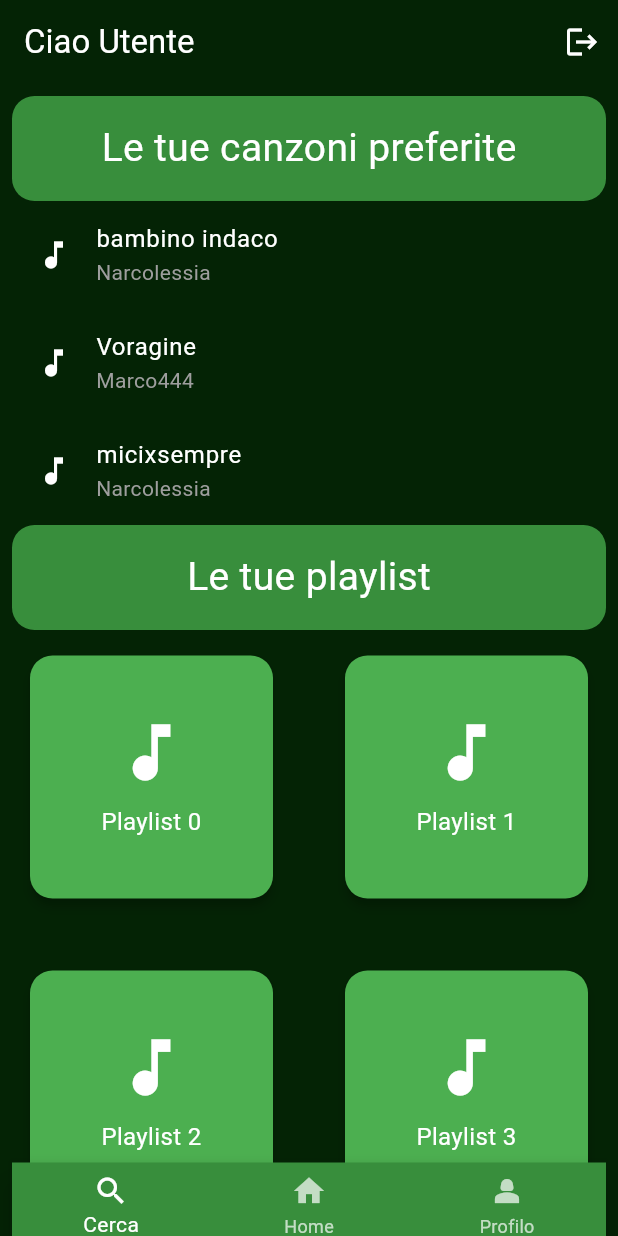
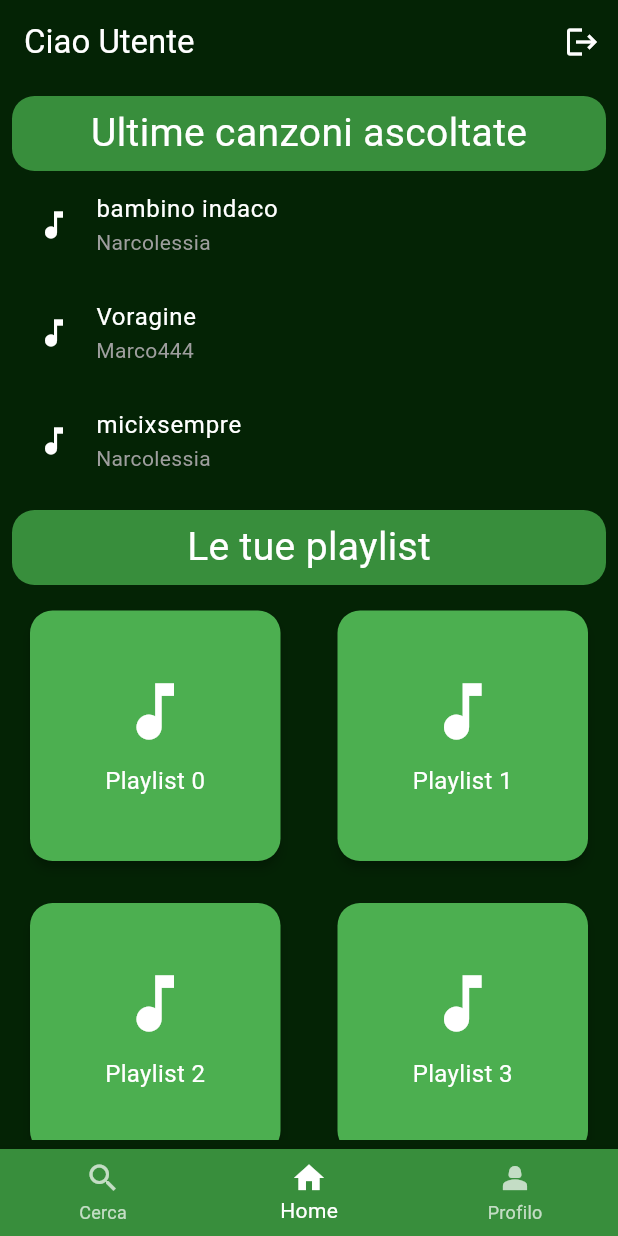
Before and after one commit to agiovanelli/FrogTunes, a Flutter app: the HomeView screen opened directly, on a phone screen of 412 x 824 dp. Run offline on Flutter 3.47's test engine with Material 3 defaults, Android fonts, the phone set to English and light mode, and no system bars.

Commit message:
aggiornamento home, search e profile page

```diff
--- a/code/frogtunes/lib/AME/loginAME.dart
+++ b/code/frogtunes/lib/AME/loginAME.dart
@@ -1,5 +1,5 @@
 import 'package:flutter/material.dart';
-import 'package:frogtunes/home.dart';
+import 'package:frogtunes/Utente/home.dart';
 import 'package:frogtunes/Utente/login.dart';
 import 'package:frogtunes/AME/regAME.dart';
 
@@ -95,7 +95,7 @@ class LoginAMEView extends StatelessWidget {
                     Navigator.pushReplacement(
                       context,
                       MaterialPageRoute(
-                          builder: (context) => RegistrazioneAMEView()),
+                          builder: (context) => const RegistrazioneAMEView()),
                     );
                   },
                   child: const Text('Registrazione',
--- /dev/null
+++ b/code/frogtunes/lib/Utente/content.dart
@@ -0,0 +1,69 @@
+import 'package:flutter/material.dart';
+import 'playlist.dart';
+
+class HomeContent extends StatelessWidget {
+  const HomeContent({super.key});
+
+  @override
+  Widget build(BuildContext context) {
+    return ListView(
+      children: <Widget>[
+        Padding(
+          padding: const EdgeInsets.all(8.0),
+          child: Column(
+            children: [
+              Container(
+                  height: 50,
+                  decoration: BoxDecoration(
+                    color: Colors.green[700],
+                    borderRadius: BorderRadius.circular(15.0),
+                  ),
+                  child: const Center(
+                      child: Text('Ultime canzoni ascoltate',
+                          style:
+                              TextStyle(fontSize: 26, color: Colors.white)))),
+              const ListTile(
+                leading: Icon(Icons.music_note, color: Colors.white),
+                title: Text('bambino indaco',
+                    style: TextStyle(color: Colors.white)),
+                subtitle:
+                    Text('Narcolessia', style: TextStyle(color: Colors.grey)),
+              ),
+              const ListTile(
+                leading: Icon(Icons.music_note, color: Colors.white),
+                title: Text('Voragine', style: TextStyle(color: Colors.white)),
+                subtitle:
+                    Text('Marco444', style: TextStyle(color: Colors.grey)),
+              ),
+              const ListTile(
+                leading: Icon(Icons.music_note, color: Colors.white),
+                title:
+                    Text('micixsempre', style: TextStyle(color: Colors.white)),
+                subtitle:
+                    Text('Narcolessia', style: TextStyle(color: Colors.grey)),
+              ),
+              const SizedBox(
+                height: 10,
+              ),
+              Container(
+                  height: 50,
+                  decoration: BoxDecoration(
+                    color: Colors.green[700],
+                    borderRadius: BorderRadius.circular(15.0),
+                  ),
+                  child: const Center(
+                      child: Text('Le tue playlist',
+                          style:
+                              TextStyle(fontSize: 26, color: Colors.white)))),
+              const SizedBox(height: 5),
+              SizedBox(
+                height: 365,
+                child: PlaylistView(),
+              ),
+            ],
+          ),
+        ),
+      ],
+    );
+  }
+}
--- /dev/null
+++ b/code/frogtunes/lib/Utente/home.dart
@@ -0,0 +1,73 @@
+import 'package:flutter/material.dart';
+import 'package:frogtunes/Utente/login.dart';
+import 'package:frogtunes/Utente/content.dart';
+import 'package:frogtunes/Utente/search.dart';
+import 'package:frogtunes/catalogo.dart';
+
+class HomeView extends StatefulWidget {
+  const HomeView({super.key});
+
+  @override
+  _HomeViewState createState() => _HomeViewState();
+}
+
+class _HomeViewState extends State<HomeView> {
+  int _selectedIndex = 1; // Home di default
+
+  // Pagine associate ai BottomNavigationBarItem
+  final List<Widget> _pages = [
+    const SearchView(),
+    const HomeContent(), // Estratto il contenuto della home in un widget separato
+    const LibraryView(),
+  ];
+
+  void _onItemTapped(int index) {
+    setState(() {
+      _selectedIndex = index;
+    });
+  }
+
+  @override
+  Widget build(BuildContext context) {
+    return Scaffold(
+      appBar: AppBar(
+        backgroundColor: const Color.fromARGB(255, 4, 35, 5),
+        title: const Text('Ciao Utente', style: TextStyle(color: Colors.white)),
+        actions: [
+          IconButton(
+            icon: const Icon(Icons.logout, color: Colors.white),
+            onPressed: () {
+              Navigator.pushReplacement(
+                context,
+                MaterialPageRoute(builder: (context) => LoginView()),
+              );
+            },
+          ),
+        ],
+      ),
+      body: _pages[_selectedIndex], // Mostra la pagina selezionata
+      backgroundColor: const Color.fromARGB(255, 4, 35, 5),
+      bottomNavigationBar: BottomNavigationBar(
+        selectedItemColor: Colors.white,
+        unselectedItemColor: Colors.white70,
+        backgroundColor: Colors.green[700],
+        currentIndex: _selectedIndex, // Evidenzia l'elemento selezionato
+        onTap: _onItemTapped, // Cambia pagina quando un elemento viene toccato
+        items: const [
+          BottomNavigationBarItem(
+            icon: Icon(Icons.search),
+            label: 'Cerca',
+          ),
+          BottomNavigationBarItem(
+            icon: Icon(Icons.home),
+            label: 'Home',
+          ),
+          BottomNavigationBarItem(
+            icon: Icon(Icons.person_2),
+            label: 'Profilo',
+          ),
+        ],
+      ),
+    );
+  }
+}
--- a/code/frogtunes/lib/Utente/login.dart
+++ b/code/frogtunes/lib/Utente/login.dart
@@ -1,5 +1,5 @@
 import 'package:flutter/material.dart';
-import 'package:frogtunes/home.dart';
+import 'package:frogtunes/Utente/home.dart';
 import 'package:frogtunes/AME/loginAME.dart';
 import 'package:frogtunes/Utente/reg.dart';
 
--- a/code/frogtunes/lib/playlist.dart
+++ b/code/frogtunes/lib/Utente/playlist.dart
@@ -12,8 +12,8 @@ class PlaylistView extends StatelessWidget {
         padding: const EdgeInsets.all(8.0),
         gridDelegate: const SliverGridDelegateWithFixedCrossAxisCount(
           crossAxisCount: 2, // Numero di colonne
-          crossAxisSpacing: 40.0, // Spazio tra colonne
-          mainAxisSpacing: 40.0, // Spazio tra righe
+          crossAxisSpacing: 30.0, // Spazio tra colonne
+          mainAxisSpacing: 20.0, // Spazio tra righe
           childAspectRatio: 1.0, // Mantiene i quadrati proporzionati
         ),
         itemCount: playlists.length,
--- a/code/frogtunes/lib/home.dart
+++ /dev/null
@@ -1,95 +0,0 @@
-import 'package:flutter/material.dart';
-import 'playlist.dart';
-import 'package:frogtunes/Utente/login.dart';
-
-class HomeView extends StatelessWidget {
-  const HomeView({super.key});
-
-  @override
-  Widget build(BuildContext context) {
-    return Scaffold(
-      appBar: AppBar(
-        backgroundColor: const Color.fromARGB(255, 4, 35, 5),
-        title: const Text('Ciao Utente', style: TextStyle(color: Colors.white)),
-        actions: [
-          IconButton(
-            icon: const Icon(Icons.logout, color: Colors.white),
-            onPressed: () {
-              Navigator.pushReplacement(
-                context,
-                MaterialPageRoute(builder: (context) => LoginView()),
-              );
-            },
-          ),
-        ],
-      ),
-      body: ListView(
-        padding: const EdgeInsets.all(8.0),
-        children: <Widget>[
-          Container(
-            height: 70,
-            decoration: BoxDecoration(
-              color: Colors.green[700],
-              borderRadius: BorderRadius.circular(15.0),
-            ),
-            child: const Center(
-                child: Text('Le tue canzoni preferite',
-                    style: TextStyle(fontSize: 26, color: Colors.white))),
-          ),
-          const ListTile(
-            leading: Icon(Icons.music_note, color: Colors.white),
-            title:
-                Text('bambino indaco', style: TextStyle(color: Colors.white)),
-            subtitle: Text('Narcolessia', style: TextStyle(color: Colors.grey)),
-          ),
-          const ListTile(
-            leading: Icon(Icons.music_note, color: Colors.white),
-            title: Text('Voragine', style: TextStyle(color: Colors.white)),
-            subtitle: Text('Marco444', style: TextStyle(color: Colors.grey)),
-          ),
-          const ListTile(
-            leading: Icon(Icons.music_note, color: Colors.white),
-            title: Text('micixsempre', style: TextStyle(color: Colors.white)),
-            subtitle: Text('Narcolessia', style: TextStyle(color: Colors.grey)),
-          ),
-          Container(
-            height: 70,
-            decoration: BoxDecoration(
-              color: Colors.green[700],
-              borderRadius: BorderRadius.circular(15.0),
-            ),
-            child: const Center(
-                child: Text('Le tue playlist',
-                    style: TextStyle(fontSize: 26, color: Colors.white))),
-          ),
-          const SizedBox(height: 5),
-          SizedBox(
-            height: 350,
-            child: PlaylistView(),
-          ),
-          BottomNavigationBar(
-            selectedItemColor: Colors.white, // Colore dell'elemento selezionato
-            unselectedItemColor:
-                Colors.white70, // Colore degli elementi non selezionati
-            items: const [
-              BottomNavigationBarItem(
-                icon: Icon(Icons.search),
-                label: 'Cerca',
-              ),
-              BottomNavigationBarItem(
-                icon: Icon(Icons.home),
-                label: 'Home',
-              ),
-              BottomNavigationBarItem(
-                icon: Icon(Icons.person_2),
-                label: 'Profilo',
-              ),
-            ],
-            backgroundColor: Colors.green[700],
-          )
-        ],
-      ),
-      backgroundColor: const Color.fromARGB(255, 4, 35, 5),
-    );
-  }
-}
```
Also changed, not shown: code/frogtunes/lib/Utente/search.dart (added, +69 -0 lines), code/frogtunes/lib/catalogo.dart (+31 -12 lines), code/frogtunes/lib/screen.dart (deleted, +0 -54 lines), code/frogtunes/lib/search.dart (deleted, +0 -56 lines).
